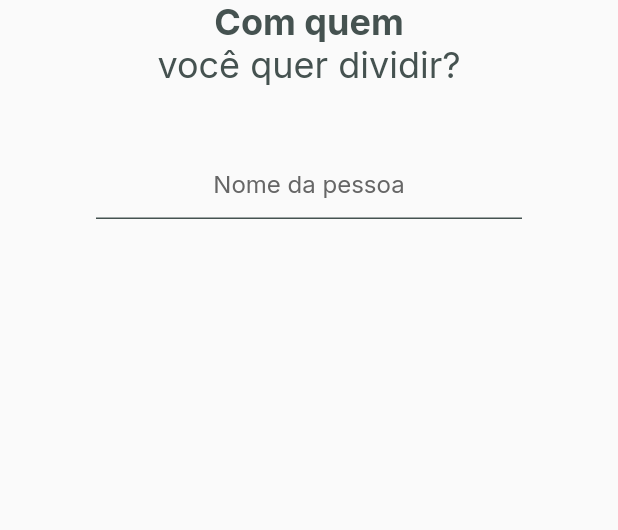
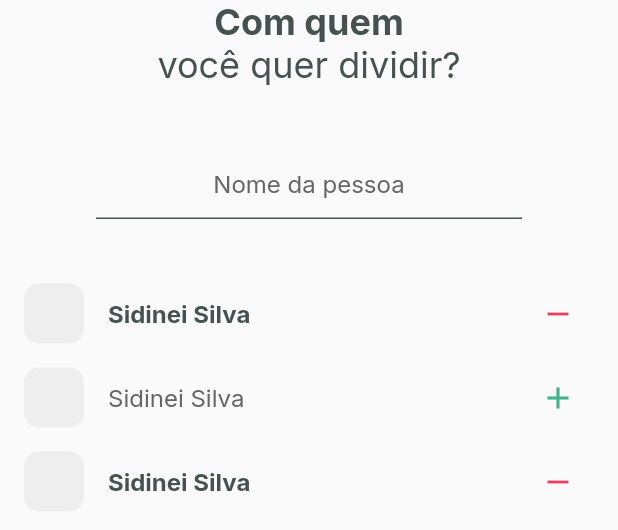
Before and after one commit to sidinei-silva/-rocketseat_ignite_flutter_chapter_3_desafio_02, a Flutter app: the StepTwoPage widget shown alone on an empty page, opened directly, on a phone screen of 412 x 824 dp. Shown: the top 530 px of the screen. Run offline on Flutter 3.47's test engine with Material 2 defaults, Android fonts, the phone set to English and light mode, and no system bars; our stand-ins replace firebase_core, google_fonts, google_sign_in, shimmer; accounts and stored records are empty; network calls fail.

Commit message:
Criando PersonTileWidget

```diff
--- a/lib/pages/create_split/steps/step_two/step_two_page.dart
+++ b/lib/pages/create_split/steps/step_two/step_two_page.dart
@@ -1,4 +1,5 @@
 import 'package:flutter/material.dart';
+import 'package:split_it/pages/create_split/widgets/person_tile/person_tile_widget.dart';
 import 'package:split_it/pages/create_split/widgets/step_input_text/step_input_text_widget.dart';
 import 'package:split_it/pages/create_split/widgets/step_title/step_title_widget.dart';
 
@@ -22,6 +23,10 @@ class _StepTwoPageState extends State<StepTwoPage> {
           onChange: (value) {},
           hintText: "Nome da pessoa",
         ),
+        SizedBox(height: 35),
+        PersonTileWidget(name: "Sidinei Silva", isRemoved: true),
+        PersonTileWidget(name: "Sidinei Silva"),
+        PersonTileWidget(name: "Sidinei Silva", isRemoved: true),
       ],
     );
   }
--- /dev/null
+++ b/lib/pages/create_split/widgets/person_tile/person_tile_widget.dart
@@ -0,0 +1,44 @@
+import 'package:flutter/material.dart';
+import 'package:split_it/theme/app_theme.dart';
+
+class PersonTileWidget extends StatelessWidget {
+  final String name;
+  final bool isRemoved;
+
+  const PersonTileWidget({
+    Key? key,
+    required this.name,
+    this.isRemoved = false,
+  }) : super(key: key);
+
+  @override
+  Widget build(BuildContext context) {
+    return ListTile(
+      leading: Container(
+          width: 40,
+          height: 40,
+          decoration: BoxDecoration(
+            color: Colors.grey.shade200,
+            borderRadius: BorderRadius.circular(10),
+          )),
+      title: Text(
+        name,
+        style: isRemoved
+            ? AppTheme.textStyles.personTileNameAdded
+            : AppTheme.textStyles.personTileName,
+      ),
+      trailing: IconButton(
+        icon: isRemoved
+            ? Icon(
+                Icons.remove,
+                color: AppTheme.colors.personTileIconRemove,
+              )
+            : Icon(
+                Icons.add,
+                color: AppTheme.colors.personTileIconAdd,
+              ),
+        onPressed: () {},
+      ),
+    );
+  }
+}
--- a/lib/theme/app_colors.dart
+++ b/lib/theme/app_colors.dart
@@ -34,6 +34,11 @@ abstract class AppColors {
   Color get stepperTextField;
 
   Color get stepperInputBorder;
+
+  Color get personTileName;
+  Color get personTileNameAdded;
+  Color get personTileIconAdd;
+  Color get personTileIconRemove;
 }
 
 class AppColorsDefault implements AppColors {
@@ -111,4 +116,16 @@ class AppColorsDefault implements AppColors {
 
   @override
   Color get stepperNextButtonTextDisabled => Color(0xFF666666);
+
+  @override
+  Color get personTileIconAdd => Color(0xFF40B28C);
+
+  @override
+  Color get personTileIconRemove => Color(0xFFE83F5B);
+
+  @override
+  Color get personTileName => Color(0xFF666666);
+
+  @override
+  Color get personTileNameAdded => Color(0xFF455250);
 }
--- a/lib/theme/app_text_styles.dart
+++ b/lib/theme/app_text_styles.dart
@@ -28,6 +28,9 @@ abstract class AppTextStyles {
 
   TextStyle get stepperHintTextField;
   TextStyle get stepperTextField;
+
+  TextStyle get personTileName;
+  TextStyle get personTileNameAdded;
 }
 
 class AppTextStylesDefault implements AppTextStyles {
@@ -158,4 +161,18 @@ class AppTextStylesDefault implements AppTextStyles {
         fontWeight: FontWeight.w500,
         color: AppTheme.colors.stepperTextField,
       );
+
+  @override
+  TextStyle get personTileName => GoogleFonts.inter(
+        fontSize: 16,
+        fontWeight: FontWeight.normal,
+        color: AppTheme.colors.personTileName,
+      );
+
+  @override
+  TextStyle get personTileNameAdded => GoogleFonts.inter(
+        fontSize: 16,
+        fontWeight: FontWeight.bold,
+        color: AppTheme.colors.personTileNameAdded,
+      );
 }
```
